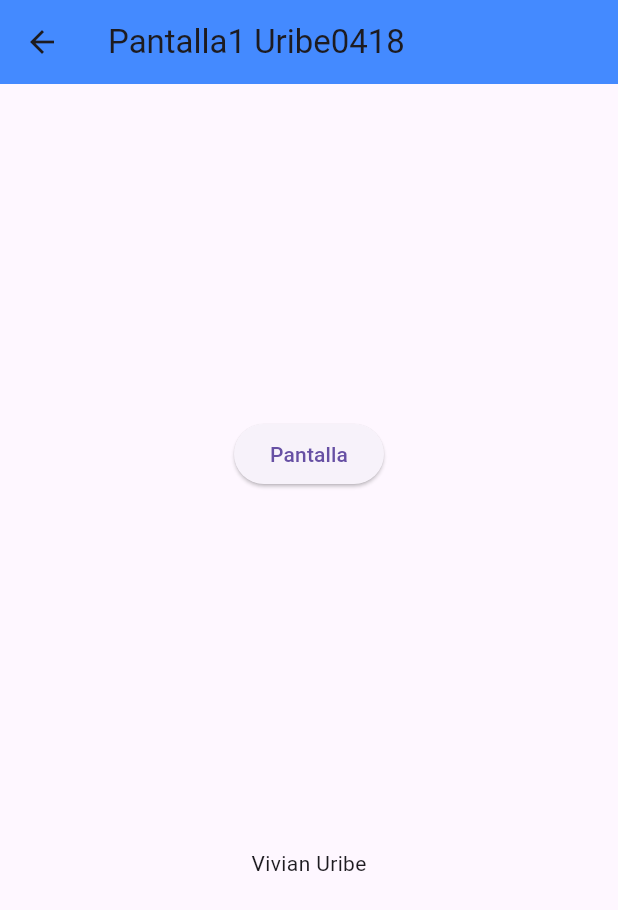
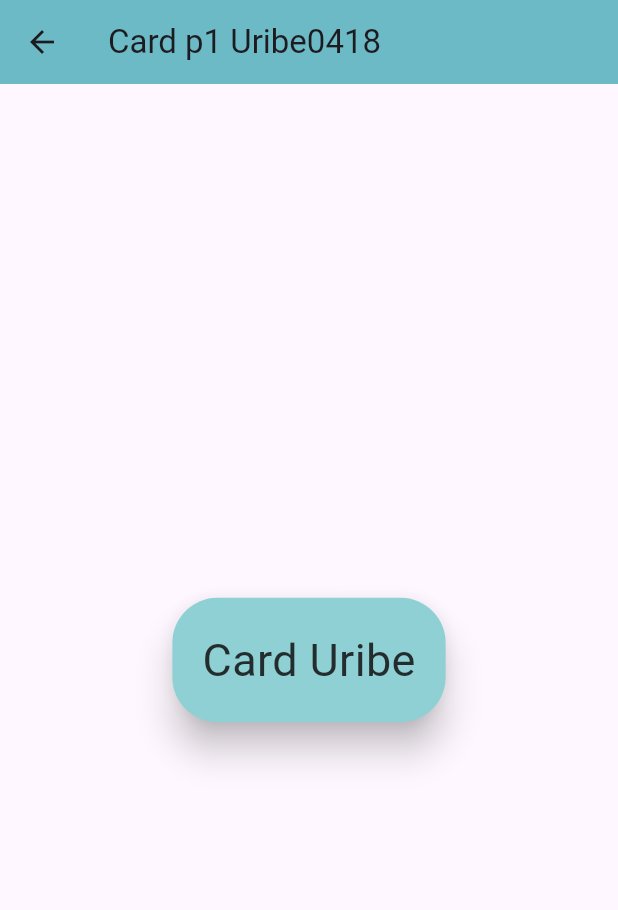
Before and after one commit to UribeV128/p15router0418, a Flutter app: the screen it shows after launch, after a tap on "Mover a pantalla 1", on a phone screen of 412 x 824 dp. Shown: the top 910 px of the screen. Run offline on Flutter 3.47's test engine with Material 3 defaults, Android fonts, the phone set to English and light mode, and no system bars.

```diff
--- a/lib/main.dart
+++ b/lib/main.dart
@@ -11,6 +11,7 @@ class MiApp0418 extends StatelessWidget {
   @override
   Widget build(BuildContext context) {
     return MaterialApp(
+      debugShowCheckedModeBanner: false,
       initialRoute: "/",
       routes: {
         "/": (context) => const PantallaInicial_0418(),
--- a/lib/pantalla1_0418.dart
+++ b/lib/pantalla1_0418.dart
@@ -8,22 +8,22 @@ class Pantalla1_0418 extends StatelessWidget {
   Widget build(BuildContext context) {
     return Scaffold(
         appBar: AppBar(
-          title: const Text("Pantalla1 Uribe0418"),
-          backgroundColor: Colors.blueAccent,
+          title: const Text("Card p1 Uribe0418"),
+          backgroundColor: Color(0xff6bbac5),
         ),
         body: Center(
-          child: Column(
-            mainAxisAlignment: MainAxisAlignment.spaceEvenly,
-            children: [
-              ElevatedButton(
-                onPressed: () {},
-                child: const Text("Pantalla"),
+          child: Card(
+            elevation: 10,
+            shape:
+                RoundedRectangleBorder(borderRadius: BorderRadius.circular(30)),
+            color: Color(0xff8fd0d4),
+            child: Padding(
+              padding: EdgeInsets.all(20),
+              child: Text(
+                "Card Uribe",
+                style: TextStyle(fontSize: 30, color: Color(0xff232d2e)),
               ),
-              Container(
-                padding: const EdgeInsets.all(16.0),
-                child: const Text("Vivian Uribe"),
-              )
-            ],
+            ),
           ),
         ));
   }
--- a/lib/pantallainicial_0418.dart
+++ b/lib/pantallainicial_0418.dart
@@ -9,8 +9,8 @@ class PantallaInicial_0418 extends StatelessWidget {
   Widget build(BuildContext context) {
     return Scaffold(
       appBar: AppBar(
-        title: Text("Pantalla Inicial Uribe 0418"),
-        backgroundColor: Colors.black,
+        title: Text("Card container Uribe 0418"),
+        backgroundColor: Color(0xff55b9e7),
       ),
       body: Center(
           child: Column(
```
Also changed, not shown: lib/pantalla2_0418.dart (+20 -9 lines).
